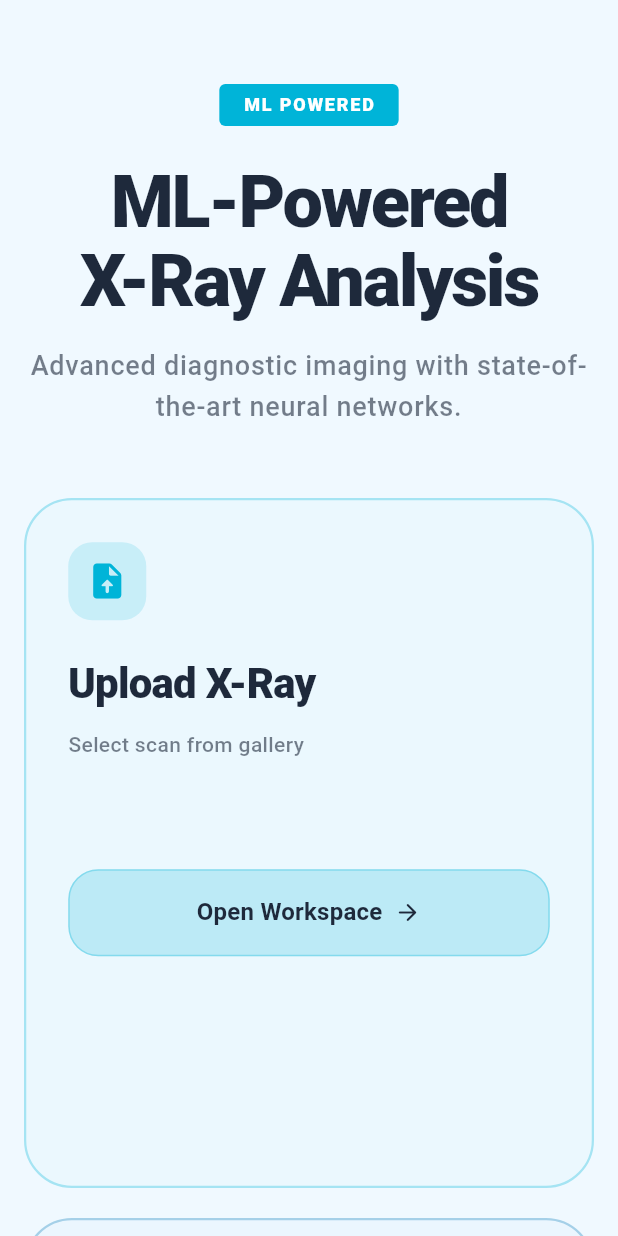
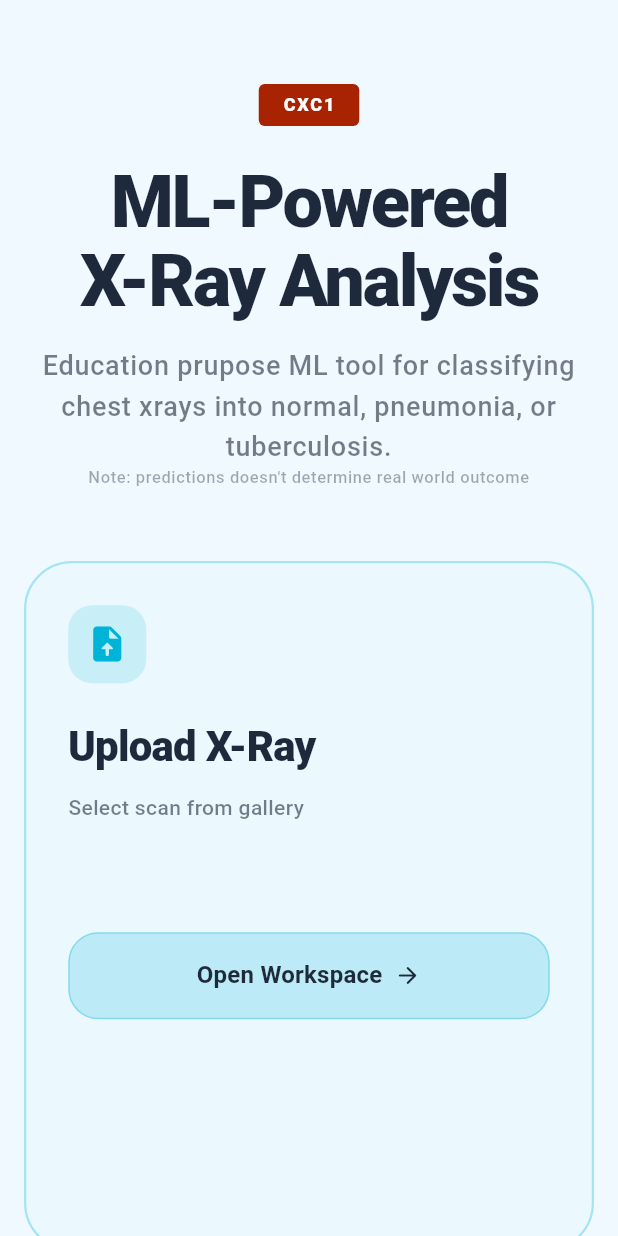
Before and after one commit to joshanjohn/CXC-FYP-Griffith, a Flutter app: the WorkspacePage screen opened by its route, on a phone screen of 412 x 824 dp. Run offline on Flutter 3.47's test engine with Material 3 defaults, Android fonts, the phone set to English and light mode, and no system bars; our stand-ins replace camera, dotted_border, file_picker, flutter_screenutil, image_picker, permission_handler; missing offline and left inert: desktop_drop; Roboto replaces fonts that are missing (Outfit).

Commit message:
(chore) added content warning and modified subtitle for edu

```diff
--- a/frontend/lib/core/constants/app_constants.dart
+++ b/frontend/lib/core/constants/app_constants.dart
@@ -30,7 +30,8 @@ class AppConstants {
   // Strings
   static const String homeTitle = 'ML-Powered\nX-Ray Analysis';
   static const String homeSubtitle =
-      'Advanced diagnostic imaging with state-of-the-art neural networks.';
+      'Education prupose ML tool for classifying chest xrays into normal, pneumonia, or tuberculosis.';
+  static const String homeWarning = 'Note: predictions doesn\'t determine real world outcome';
   static const String permissionErrorTitle = 'Permissions Required';
   static const String permissionErrorSubtitle =
       'This app requires camera and storage access to provide medical analysis.';
--- a/frontend/lib/features/auth/pages/login_page.dart
+++ b/frontend/lib/features/auth/pages/login_page.dart
@@ -67,7 +67,7 @@ class _LoginPageState extends State<LoginPage> {
                   ),
                   const SizedBox(height: 32),
                   Text(
-                    'CHEST X-RAY ML',
+                    'CXC (Chest X-ray Classifier)',
                     style: theme.textTheme.labelLarge?.copyWith(
                       fontWeight: FontWeight.w900,
                       letterSpacing: 4,
--- a/frontend/lib/features/prediction/pages/workspace_page.dart
+++ b/frontend/lib/features/prediction/pages/workspace_page.dart
@@ -155,6 +155,12 @@ class _WorkspacePageState extends State<WorkspacePage> {
                                     theme,
                                     textAlign: TextAlign.left,
                                   ),
+                                  const SizedBox(height: 8),
+                                  _buildWarningText(
+                                    context,
+                                    theme,
+                                    textAlign: TextAlign.left,
+                                  ),
                                 ],
                               ),
                             ),
@@ -188,11 +194,11 @@ class _WorkspacePageState extends State<WorkspacePage> {
     return Container(
       padding: const EdgeInsets.symmetric(horizontal: 16, vertical: 6),
       decoration: BoxDecoration(
-        color: AppColors.primary,
+        color: const Color.fromARGB(255, 167, 35, 1),
         borderRadius: BorderRadius.circular(4),
       ),
       child: Text(
-        'ML POWERED',
+        'CXC1',
         style: theme.textTheme.labelMedium?.copyWith(
           color: Colors.white,
           fontWeight: FontWeight.w800,
@@ -237,6 +243,22 @@ class _WorkspacePageState extends State<WorkspacePage> {
     );
   }
 
+  Widget _buildWarningText(
+    BuildContext context,
+    ThemeData theme, {
+    TextAlign textAlign = TextAlign.center,
+  }) {
+    return Text(
+      AppConstants.homeWarning,
+      textAlign: textAlign,
+      style: theme.textTheme.bodySmall?.copyWith(
+        color: theme.colorScheme.onSurface.withValues(alpha: 0.4),
+        fontSize: ResponsiveHelper.getResponsiveFontSize(context, 11),
+        fontWeight: FontWeight.w500,
+      ),
+    );
+  }
+
   Widget _buildHeroSection(BuildContext context, ThemeData theme, bool isDark) {
     return Column(
       children: [
@@ -246,6 +268,7 @@ class _WorkspacePageState extends State<WorkspacePage> {
         _buildHeroText(context, theme, isDark),
         const SizedBox(height: 16),
         _buildSubtitleText(context, theme),
+        _buildWarningText(context, theme),
       ],
     );
   }
--- a/frontend/lib/shared/widgets/navigation_shell.dart
+++ b/frontend/lib/shared/widgets/navigation_shell.dart
@@ -43,7 +43,7 @@ class MainShell extends StatelessWidget {
               ),
               const SizedBox(width: 16),
               Text(
-                'CHEST X-RAY ML',
+                'CXC (Chest X-ray Classifier)',
                 style: theme.textTheme.titleMedium?.copyWith(
                   fontWeight: FontWeight.w900,
                   letterSpacing: 2,
```
